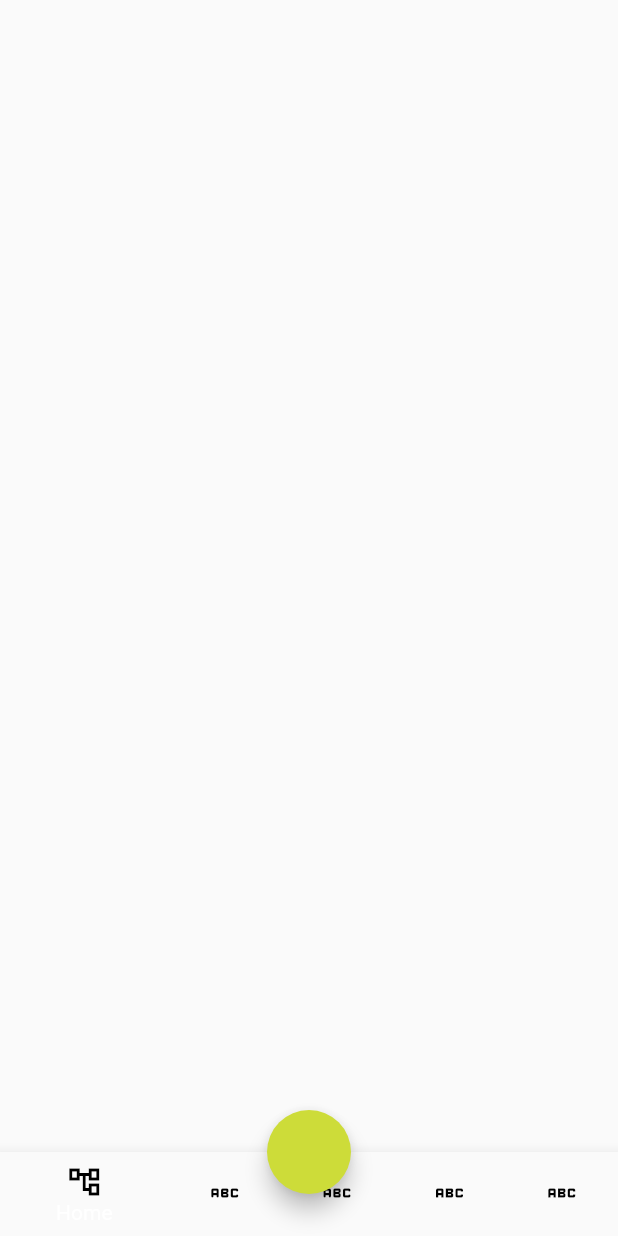
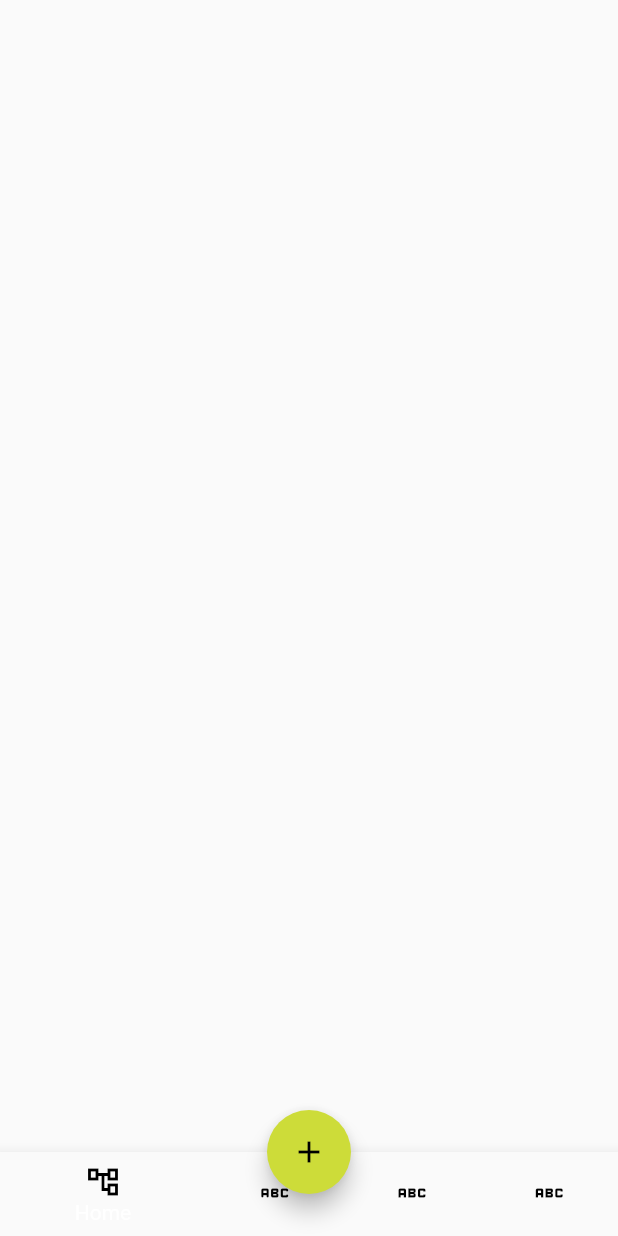
Before and after one commit to vienvu2/todos, a Flutter app: the screen it shows after launch, on a phone screen of 412 x 824 dp. Run offline on Flutter 3.47's test engine with Material 2 defaults, Android fonts, the phone set to English and light mode, and no system bars; our stand-ins replace get; missing offline and left inert: window_manager.

Commit message:
aupdare native

```diff
--- a/lib/screen/list.dart
+++ b/lib/screen/list.dart
@@ -10,22 +10,18 @@ class ListPage extends StatelessWidget {
       body: const Center(),
       floatingActionButton: FloatingActionButton(
         onPressed: () {},
+        child: Icon(Icons.add),
       ),
       floatingActionButtonLocation: FloatingActionButtonLocation.centerDocked,
+      floatingActionButtonAnimator: FloatingActionButtonAnimator.scaling,
       bottomNavigationBar: BottomNavigationBar(
         backgroundColor: Colors.black,
         onTap: (index) {},
+        currentIndex: 0,
         items: const [
           BottomNavigationBarItem(
             icon: Icon(
               Icons.account_tree_outlined,
-              color: Colors.black,
-            ),
-            label: 'Home',
-          ),
-          BottomNavigationBarItem(
-            icon: Icon(
-              Icons.abc_rounded,
               color: Colors.black,
             ),
             label: 'Home',
```
